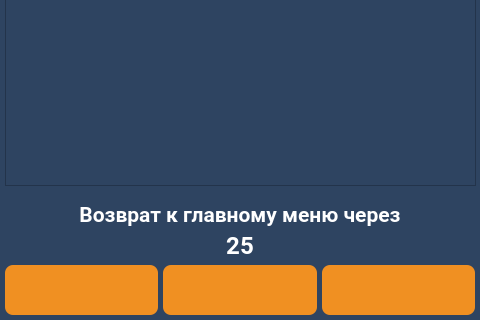
Before: the Qt Designer form client/GUI/ui/screen_21_summary.ui in komrade2801/AutoSklad, drawn with Qt 5; both pictures show x 0 to 480 and y 480 to 800 of the 480 by 800 pixel window.
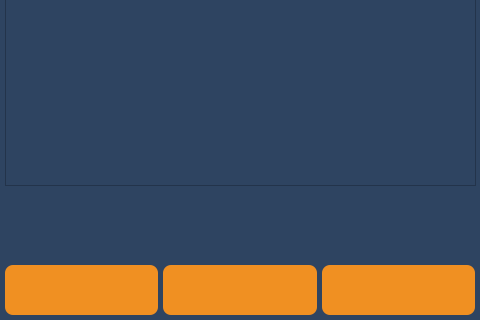
After: the same form once the commit is applied. Icons and pictures are not drawn.

Patch:
```diff
--- a/client/GUI/ui/screen_21_summary.ui
+++ b/client/GUI/ui/screen_21_summary.ui
@@ -180,452 +180,6 @@
     <bool>true</bool>
    </property>
   </widget>
-  <widget class="QLabel" name="lbl_timeout_back">
-   <property name="geometry">
-    <rect>
-     <x>50</x>
-     <y>710</y>
-     <width>380</width>
-     <height>30</height>
-    </rect>
-   </property>
-   <property name="palette">
-    <palette>
-     <active>
-      <colorrole role="WindowText">
-       <brush brushstyle="SolidPattern">
-        <color alpha="255">
-         <red>255</red>
-         <green>255</green>
-         <blue>255</blue>
-        </color>
-       </brush>
-      </colorrole>
-      <colorrole role="Button">
-       <brush brushstyle="SolidPattern">
-        <color alpha="255">
-         <red>26</red>
-         <green>71</green>
-         <blue>137</blue>
-        </color>
-       </brush>
-      </colorrole>
-      <colorrole role="Text">
-       <brush brushstyle="SolidPattern">
-        <color alpha="255">
-         <red>255</red>
-         <green>255</green>
-         <blue>255</blue>
-        </color>
-       </brush>
-      </colorrole>
-      <colorrole role="ButtonText">
-       <brush brushstyle="SolidPattern">
-        <color alpha="255">
-         <red>255</red>
-         <green>255</green>
-         <blue>255</blue>
-        </color>
-       </brush>
-      </colorrole>
-      <colorrole role="Base">
-       <brush brushstyle="SolidPattern">
-        <color alpha="255">
-         <red>26</red>
-         <green>71</green>
-         <blue>137</blue>
-        </color>
-       </brush>
-      </colorrole>
-      <colorrole role="Window">
-       <brush brushstyle="SolidPattern">
-        <color alpha="255">
-         <red>26</red>
-         <green>71</green>
-         <blue>137</blue>
-        </color>
-       </brush>
-      </colorrole>
-      <colorrole role="PlaceholderText">
-       <brush brushstyle="NoBrush">
-        <color alpha="128">
-         <red>255</red>
-         <green>255</green>
-         <blue>255</blue>
-        </color>
-       </brush>
-      </colorrole>
-     </active>
-     <inactive>
-      <colorrole role="WindowText">
-       <brush brushstyle="SolidPattern">
-        <color alpha="255">
-         <red>255</red>
-         <green>255</green>
-         <blue>255</blue>
-        </color>
-       </brush>
-      </colorrole>
-      <colorrole role="Button">
-       <brush brushstyle="SolidPattern">
-        <color alpha="255">
-         <red>26</red>
-         <green>71</green>
-         <blue>137</blue>
-        </color>
-       </brush>
-      </colorrole>
-      <colorrole role="Text">
-       <brush brushstyle="SolidPattern">
-        <color alpha="255">
-         <red>255</red>
-         <green>255</green>
-         <blue>255</blue>
-        </color>
-       </brush>
-      </colorrole>
-      <colorrole role="ButtonText">
-       <brush brushstyle="SolidPattern">
-        <color alpha="255">
-         <red>255</red>
-         <green>255</green>
-         <blue>255</blue>
-        </color>
-       </brush>
-      </colorrole>
-      <colorrole role="Base">
-       <brush brushstyle="SolidPattern">
-        <color alpha="255">
-         <red>26</red>
-         <green>71</green>
-         <blue>137</blue>
-        </color>
-       </brush>
-      </colorrole>
-      <colorrole role="Window">
-       <brush brushstyle="SolidPattern">
-        <color alpha="255">
-         <red>26</red>
-         <green>71</green>
-         <blue>137</blue>
-        </color>
-       </brush>
-      </colorrole>
-      <colorrole role="PlaceholderText">
-       <brush brushstyle="NoBrush">
-        <color alpha="128">
-         <red>255</red>
-         <green>255</green>
-         <blue>255</blue>
-        </color>
-       </brush>
-      </colorrole>
-     </inactive>
-     <disabled>
-      <colorrole role="WindowText">
-       <brush brushstyle="SolidPattern">
-        <color alpha="255">
-         <red>255</red>
-         <green>255</green>
-         <blue>255</blue>
-        </color>
-       </brush>
-      </colorrole>
-      <colorrole role="Button">
-       <brush brushstyle="SolidPattern">
-        <color alpha="255">
-         <red>26</red>
-         <green>71</green>
-         <blue>137</blue>
-        </color>
-       </brush>
-      </colorrole>
-      <colorrole role="Text">
-       <brush brushstyle="SolidPattern">
-        <color alpha="255">
-         <red>255</red>
-         <green>255</green>
-         <blue>255</blue>
-        </color>
-       </brush>
-      </colorrole>
-      <colorrole role="ButtonText">
-       <brush brushstyle="SolidPattern">
-        <color alpha="255">
-         <red>255</red>
-         <green>255</green>
-         <blue>255</blue>
-        </color>
-       </brush>
-      </colorrole>
-      <colorrole role="Base">
-       <brush brushstyle="SolidPattern">
-        <color alpha="255">
-         <red>26</red>
-         <green>71</green>
-         <blue>137</blue>
-        </color>
-       </brush>
-      </colorrole>
-      <colorrole role="Window">
-       <brush brushstyle="SolidPattern">
-        <color alpha="255">
-         <red>26</red>
-         <green>71</green>
-         <blue>137</blue>
-        </color>
-       </brush>
-      </colorrole>
-      <colorrole role="PlaceholderText">
-       <brush brushstyle="NoBrush">
-        <color alpha="128">
-         <red>255</red>
-         <green>255</green>
-         <blue>255</blue>
-        </color>
-       </brush>
-      </colorrole>
-     </disabled>
-    </palette>
-   </property>
-   <property name="font">
-    <font>
-     <family>Roboto</family>
-     <pointsize>18</pointsize>
-     <weight>75</weight>
-     <bold>true</bold>
-    </font>
-   </property>
-   <property name="text">
-    <string>25</string>
-   </property>
-   <property name="alignment">
-    <set>Qt::AlignCenter</set>
-   </property>
-  </widget>
-  <widget class="QLabel" name="lbl_info_2">
-   <property name="geometry">
-    <rect>
-     <x>50</x>
-     <y>680</y>
-     <width>380</width>
-     <height>30</height>
-    </rect>
-   </property>
-   <property name="palette">
-    <palette>
-     <active>
-      <colorrole role="WindowText">
-       <brush brushstyle="SolidPattern">
-        <color alpha="255">
-         <red>255</red>
-         <green>255</green>
-         <blue>255</blue>
-        </color>
-       </brush>
-      </colorrole>
-      <colorrole role="Button">
-       <brush brushstyle="SolidPattern">
-        <color alpha="255">
-         <red>26</red>
-         <green>71</green>
-         <blue>137</blue>
-        </color>
-       </brush>
-      </colorrole>
-      <colorrole role="Text">
-       <brush brushstyle="SolidPattern">
-        <color alpha="255">
-         <red>255</red>
-         <green>255</green>
-         <blue>255</blue>
-        </color>
-       </brush>
-      </colorrole>
-      <colorrole role="ButtonText">
-       <brush brushstyle="SolidPattern">
-        <color alpha="255">
-         <red>255</red>
-         <green>255</green>
-         <blue>255</blue>
-        </color>
-       </brush>
-      </colorrole>
-      <colorrole role="Base">
-       <brush brushstyle="SolidPattern">
-        <color alpha="255">
-         <red>26</red>
-         <green>71</green>
-         <blue>137</blue>
-        </color>
-       </brush>
-      </colorrole>
-      <colorrole role="Window">
-       <brush brushstyle="SolidPattern">
-        <color alpha="255">
-         <red>26</red>
-         <green>71</green>
-         <blue>137</blue>
-        </color>
-       </brush>
-      </colorrole>
-      <colorrole role="PlaceholderText">
-       <brush brushstyle="NoBrush">
-        <color alpha="128">
-         <red>255</red>
-         <green>255</green>
-         <blue>255</blue>
-        </color>
-       </brush>
-      </colorrole>
-     </active>
-     <inactive>
-      <colorrole role="WindowText">
-       <brush brushstyle="SolidPattern">
-        <color alpha="255">
-         <red>255</red>
-         <green>255</green>
-         <blue>255</blue>
-        </color>
-       </brush>
-      </colorrole>
-      <colorrole role="Button">
-       <brush brushstyle="SolidPattern">
-        <color alpha="255">
-         <red>26</red>
-         <green>71</green>
-         <blue>137</blue>
-        </color>
-       </brush>
-      </colorrole>
-      <colorrole role="Text">
-       <brush brushstyle="SolidPattern">
-        <color alpha="255">
-         <red>255</red>
-         <green>255</green>
-         <blue>255</blue>
-        </color>
-       </brush>
-      </colorrole>
-      <colorrole role="ButtonText">
-       <brush brushstyle="SolidPattern">
-        <color alpha="255">
-         <red>255</red>
-         <green>255</green>
-         <blue>255</blue>
-        </color>
-       </brush>
-      </colorrole>
-      <colorrole role="Base">
-       <brush brushstyle="SolidPattern">
-        <color alpha="255">
-         <red>26</red>
-         <green>71</green>
-         <blue>137</blue>
-        </color>
-       </brush>
-      </colorrole>
-      <colorrole role="Window">
-       <brush brushstyle="SolidPattern">
-        <color alpha="255">
-         <red>26</red>
-         <green>71</green>
-         <blue>137</blue>
-        </color>
-       </brush>
-      </colorrole>
-      <colorrole role="PlaceholderText">
-       <brush brushstyle="NoBrush">
-        <color alpha="128">
-         <red>255</red>
-         <green>255</green>
-         <blue>255</blue>
-        </color>
-       </brush>
-      </colorrole>
-     </inactive>
-     <disabled>
-      <colorrole role="WindowText">
-       <brush brushstyle="SolidPattern">
-        <color alpha="255">
-         <red>255</red>
-         <green>255</green>
-         <blue>255</blue>
-        </color>
-       </brush>
-      </colorrole>
-      <colorrole role="Button">
-       <brush brushstyle="SolidPattern">
-        <color alpha="255">
-         <red>26</red>
-         <green>71</green>
-         <blue>137</blue>
-        </color>
-       </brush>
-      </colorrole>
-      <colorrole role="Text">
-       <brush brushstyle="SolidPattern">
-        <color alpha="255">
-         <red>255</red>
-         <green>255</green>
-         <blue>255</blue>
-        </color>
-       </brush>
-      </colorrole>
-      <colorrole role="ButtonText">
-       <brush brushstyle="SolidPattern">
-        <color alpha="255">
-         <red>255</red>
-         <green>255</green>
-         <blue>255</blue>
-        </color>
-       </brush>
-      </colorrole>
-      <colorrole role="Base">
-       <brush brushstyle="SolidPattern">
-        <color alpha="255">
-         <red>26</red>
-         <green>71</green>
-         <blue>137</blue>
-        </color>
-       </brush>
-      </colorrole>
-      <colorrole role="Window">
-       <brush brushstyle="SolidPattern">
-        <color alpha="255">
-         <red>26</red>
-         <green>71</green>
-         <blue>137</blue>
-        </color>
-       </brush>
-      </colorrole>
-      <colorrole role="PlaceholderText">
-       <brush brushstyle="NoBrush">
-        <color alpha="128">
-         <red>255</red>
-         <green>255</green>
-         <blue>255</blue>
-        </color>
-       </brush>
-      </colorrole>
-     </disabled>
-    </palette>
-   </property>
-   <property name="font">
-    <font>
-     <family>Roboto</family>
-     <pointsize>16</pointsize>
-     <weight>75</weight>
-     <bold>true</bold>
-    </font>
-   </property>
-   <property name="text">
-    <string>Возврат к главному меню через</string>
-   </property>
-   <property name="alignment">
-    <set>Qt::AlignCenter</set>
-   </property>
-  </widget>
   <widget class="QPushButton" name="btn_down">
    <property name="enabled">
     <bool>true</bool>
```
Left out of the diff: 16 changed lines with no effect on the pictures.
